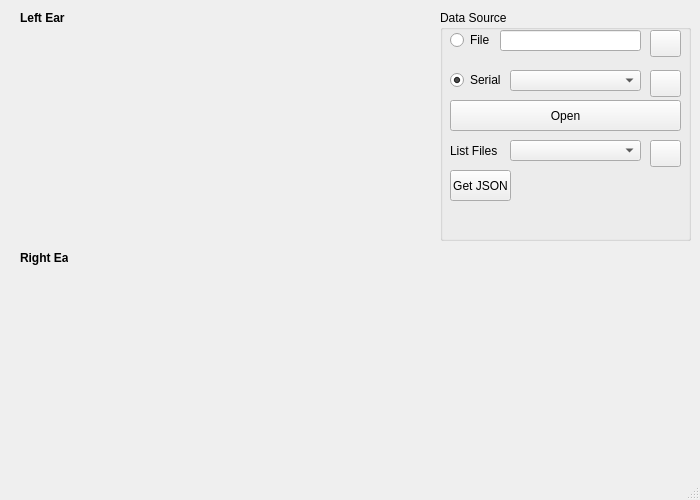
First picture: the form in prototrial/interface/audiogram/audiogram.ui, repository VibrasticLab/pikoakustik2, before the edit.
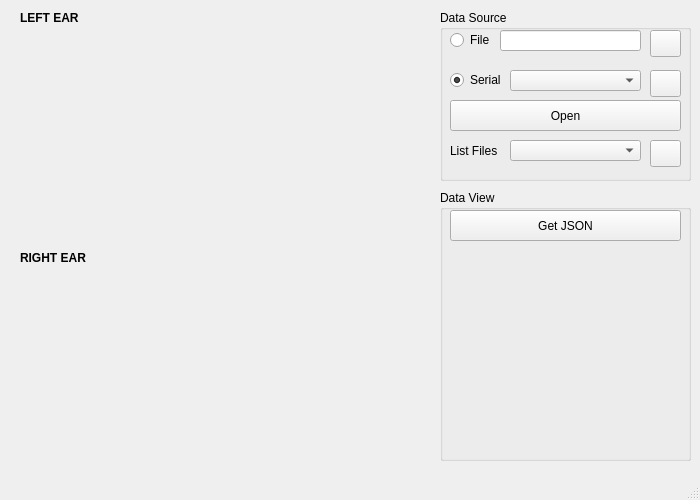
Second picture: the form after the edit. Icons and pictures are not drawn. Custom widgets are drawn as their Qt base class.

Commit message: Before JSON

```diff
--- a/prototrial/interface/audiogram/audiogram.ui
+++ b/prototrial/interface/audiogram/audiogram.ui
@@ -40,7 +40,7 @@
       <x>440</x>
       <y>10</y>
       <width>251</width>
-      <height>231</height>
+      <height>171</height>
      </rect>
     </property>
     <property name="title">
@@ -142,19 +142,6 @@
       <string>Open</string>
      </property>
     </widget>
-    <widget class="QPushButton" name="btnSerialJson">
-     <property name="geometry">
-      <rect>
-       <x>10</x>
-       <y>160</y>
-       <width>61</width>
-       <height>31</height>
-      </rect>
-     </property>
-     <property name="text">
-      <string>Get JSON</string>
-     </property>
-    </widget>
     <widget class="QLabel" name="lblFList">
      <property name="geometry">
       <rect>
@@ -201,12 +188,12 @@
      <rect>
       <x>20</x>
       <y>10</y>
-      <width>48</width>
+      <width>61</width>
       <height>16</height>
      </rect>
     </property>
     <property name="text">
-     <string>&lt;html&gt;&lt;head/&gt;&lt;body&gt;&lt;p&gt;&lt;span style=&quot; font-weight:600;&quot;&gt;Left Ear&lt;/span&gt;&lt;/p&gt;&lt;/body&gt;&lt;/html&gt;</string>
+     <string>&lt;html&gt;&lt;head/&gt;&lt;body&gt;&lt;p&gt;&lt;span style=&quot; font-weight:600;&quot;&gt;LEFT EAR&lt;/span&gt;&lt;/p&gt;&lt;/body&gt;&lt;/html&gt;</string>
     </property>
    </widget>
    <widget class="QLabel" name="lblRear">
@@ -214,14 +201,43 @@
      <rect>
       <x>20</x>
       <y>250</y>
-      <width>48</width>
+      <width>71</width>
       <height>16</height>
      </rect>
     </property>
     <property name="text">
-     <string>&lt;html&gt;&lt;head/&gt;&lt;body&gt;&lt;p&gt;&lt;span style=&quot; font-weight:600;&quot;&gt;Right Ear&lt;/span&gt;&lt;/p&gt;&lt;/body&gt;&lt;/html&gt;</string>
+     <string>&lt;html&gt;&lt;head/&gt;&lt;body&gt;&lt;p&gt;&lt;span style=&quot; font-weight:600;&quot;&gt;RIGHT EAR&lt;/span&gt;&lt;/p&gt;&lt;/body&gt;&lt;/html&gt;</string>
     </property>
    </widget>
+   <widget class="QGroupBox" name="groupBox">
+    <property name="geometry">
+     <rect>
+      <x>440</x>
+      <y>190</y>
+      <width>251</width>
+      <height>271</height>
+     </rect>
+    </property>
+    <property name="title">
+     <string>Data View</string>
+    </property>
+    <widget class="QPushButton" name="btnDataJson">
+     <property name="geometry">
+      <rect>
+       <x>10</x>
+       <y>20</y>
+       <width>231</width>
+       <height>31</height>
+      </rect>
+     </property>
+     <property name="toolTip">
+      <string>&lt;html&gt;&lt;head/&gt;&lt;body&gt;&lt;p&gt;Get JSON data &lt;/p&gt;&lt;/body&gt;&lt;/html&gt;</string>
+     </property>
+     <property name="text">
+      <string>Get JSON</string>
+     </property>
+    </widget>
+   </widget>
   </widget>
   <widget class="QStatusBar" name="statusbar"/>
  </widget>
```
Left out of the diff: 47 changed lines with no effect on the pictures. The commit also changes 3 other files.
